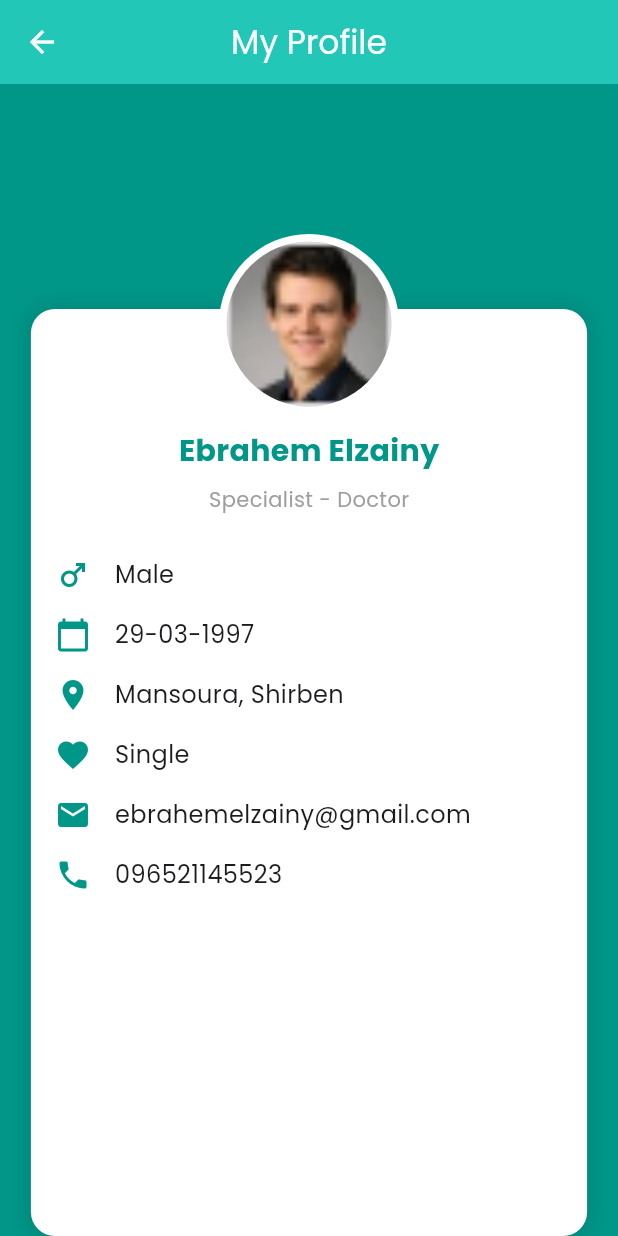
After one commit to MohamedHamedAbdulhakam/hospital_management_system, a Flutter app: the ProfileScreen screen opened directly, on a phone screen of 412 x 824 dp. The commit adds this screen. Run offline on Flutter 3.47's test engine with Material 3 defaults, Android fonts, the phone set to English and light mode, and no system bars; our stand-ins replace dotted_border, flutter_bloc, google_fonts, image_picker, table_calendar.

Commit message:
the last commit

```diff
--- /dev/null
+++ b/devtools_options.yaml
@@ -0,0 +1,3 @@
+description: This file stores settings for Dart & Flutter DevTools.
+documentation: https://docs.flutter.dev/tools/devtools/extensions#configure-extension-enablement-states
+extensions:
--- a/lib/features/home/presentation/views/home_view.dart
+++ b/lib/features/home/presentation/views/home_view.dart
@@ -3,6 +3,7 @@ import 'package:hospital_system/features/cases/presentation/views/cases_view.dar
 import 'package:hospital_system/features/employee/presentation/views/employee_view.dart';
 import 'package:hospital_system/features/home/presentation/views/widgets/custom_home_app_bar.dart';
 import 'package:hospital_system/features/home/presentation/views/widgets/home_view_body.dart';
+import 'package:hospital_system/features/notifications/presentation/views/profile_view.dart';
 
 import '../../../../core/utils/colors.dart';
 
@@ -16,10 +17,23 @@ class HomeView extends StatelessWidget {
     return Scaffold(
       body: Column(
         children: [
-          CustomHomeAppBar(
-            profileImagePath: 'assets/images/human.png',
-            specialist: specialist,
-            name: 'Mahmoud Ahmed',
+          GestureDetector(
+            onTap: (){
+                Navigator.push(
+                      context,
+                      MaterialPageRoute(
+                        builder: (context) {
+                          return ProfileScreen(
+
+                          );
+                        },
+                ));
+            },
+            child: CustomHomeAppBar(
+              profileImagePath: 'assets/images/human.png',
+              specialist: specialist,
+              name: 'Mahmoud Ahmed',
+            ),
           ),
           specialist == 'Doctor'
               ? HomeViewBody(
--- /dev/null
+++ b/lib/features/notifications/presentation/views/profile_view.dart
@@ -0,0 +1,117 @@
+import 'package:flutter/material.dart';
+import 'package:hospital_system/core/utils/colors.dart';
+
+class ProfileScreen extends StatelessWidget {
+  const ProfileScreen({super.key});
+
+  @override
+  Widget build(BuildContext context) {
+    return Scaffold(
+      appBar: AppBar(
+        backgroundColor: kMainColor,
+        elevation: 0,
+        leading: IconButton(
+          icon: const Icon(Icons.arrow_back, color: Colors.white),
+          onPressed: () {
+            Navigator.of(context).pop();
+          },
+        ),
+        title: const Text(
+          'My Profile',
+          style: TextStyle(color: Colors.white),
+        ),
+        centerTitle: true,
+      ),
+      body: Stack(
+        children: [
+          // Background color
+          Container(
+            color: Colors.teal,
+            height: MediaQuery.of(context).size.height,
+          ),
+
+          // Profile Card
+          Align(
+            alignment: Alignment.topCenter,
+            child: Container(
+              margin: const EdgeInsets.only(
+                  top: 150), // Adjusts the card's position
+              padding: const EdgeInsets.symmetric(vertical: 20, horizontal: 16),
+              width: MediaQuery.of(context).size.width * 0.9,
+              decoration: BoxDecoration(
+                color: Colors.white,
+                borderRadius: BorderRadius.circular(16),
+                boxShadow: [
+                  BoxShadow(
+                    color: Colors.black.withOpacity(0.1),
+                    blurRadius: 10,
+                    spreadRadius: 2,
+                  ),
+                ],
+              ),
+              child: Column(
+                children: [
+                  const SizedBox(height: 60), // Space for the image overlap
+                  const Text(
+                    'Ebrahem Elzainy',
+                    style: TextStyle(
+                      fontWeight: FontWeight.bold,
+                      fontSize: 20,
+                      color: Colors.teal,
+                    ),
+                  ),
+                  const SizedBox(height: 8),
+                  const Text(
+                    'Specialist - Doctor',
+                    style: TextStyle(color: Colors.grey),
+                  ),
+                  SizedBox(height: 20),
+                  buildProfileItem(Icons.male, 'Male'),
+                  buildProfileItem(Icons.calendar_today, '29-03-1997'),
+                  buildProfileItem(Icons.location_on, 'Mansoura, Shirben'),
+                  buildProfileItem(Icons.favorite, 'Single'),
+                  buildProfileItem(Icons.email, 'ebrahemelzainy@gmail.com'),
+                  buildProfileItem(Icons.phone, '096521145523'),
+                ],
+              ),
+            ),
+          ),
+
+          // Profile Picture
+          Align(
+            alignment: Alignment.topCenter,
+            child: Container(
+              margin: const EdgeInsets.only(top: 100), // Position the circle
+              child: const CircleAvatar(
+                radius: 60,
+                backgroundColor: Colors.white,
+                child: CircleAvatar(
+                  radius: 55,
+                  backgroundImage: AssetImage(
+                    'assets/images/human.png', // Replace with the actual image URL
+                  ),
+                ),
+              ),
+            ),
+          ),
+        ],
+      ),
+    );
+  }
+
+  Widget buildProfileItem(IconData icon, String text) {
+    return Padding(
+      padding: const EdgeInsets.symmetric(vertical: 8.0),
+      child: Row(
+        children: [
+          Icon(icon, color: Colors.teal),
+          SizedBox(width: 16),
+          Text(
+            text,
+            style: TextStyle(fontSize: 16),
+          ),
+        ],
+      ),
+    );
+  }
+}
```
